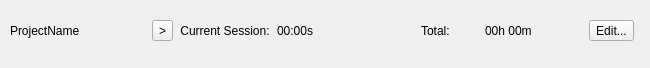
aseiis/epochplusplus, file ui/ProjectWidget.ui: the form before one commit.
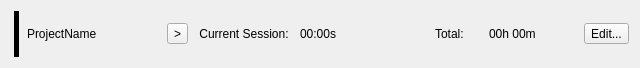
The form after the commit. Icons and pictures are not drawn.

Commit message: feat: minimal application styling => added a basic stylesheet for the QScrollArea and custom ProjectWidget (WIP colors) + new random colored line for each project card for better identification + ProjectWidget.ui simplification

What changed in the file:
```diff
--- a/ui/ProjectWidget.ui
+++ b/ui/ProjectWidget.ui
@@ -6,7 +6,7 @@
    <rect>
     <x>0</x>
     <y>0</y>
-    <width>650</width>
+    <width>640</width>
     <height>68</height>
    </rect>
   </property>
@@ -18,46 +18,39 @@
   </property>
   <property name="minimumSize">
    <size>
-    <width>650</width>
+    <width>640</width>
     <height>68</height>
    </size>
   </property>
   <property name="maximumSize">
    <size>
-    <width>650</width>
+    <width>640</width>
     <height>68</height>
    </size>
   </property>
   <property name="windowTitle">
    <string>Form</string>
   </property>
-  <widget class="QWidget" name="verticalLayoutWidget_2">
-   <property name="geometry">
-    <rect>
-     <x>0</x>
-     <y>0</y>
-     <width>644</width>
-     <height>61</height>
-    </rect>
-   </property>
-   <layout class="QVBoxLayout" name="MainProjectContainer">
-    <property name="spacing">
-     <number>2</number>
-    </property>
+  <layout class="QHBoxLayout" name="horizontalLayout">
     <item>
-     <layout class="QHBoxLayout" name="MainProjectLayout">
-      <property name="leftMargin">
-       <number>10</number>
-      </property>
-      <property name="topMargin">
-       <number>2</number>
-      </property>
-      <property name="rightMargin">
-       <number>10</number>
-      </property>
-      <property name="bottomMargin">
-       <number>2</number>
-      </property>
+    <widget class="Line" name="line">
+     <property name="minimumSize">
+      <size>
+       <width>10</width>
+       <height>0</height>
+      </size>
+     </property>
+     <property name="frameShadow">
+      <enum>QFrame::Plain</enum>
+     </property>
+     <property name="lineWidth">
+      <number>5</number>
+     </property>
+     <property name="orientation">
+      <enum>Qt::Vertical</enum>
+     </property>
+    </widget>
+   </item>
       <item>
        <widget class="QLabel" name="projectNameLabel">
         <property name="minimumSize">
@@ -90,7 +83,7 @@
         </property>
         <property name="sizeHint" stdset="0">
          <size>
-          <width>40</width>
+       <width>34</width>
           <height>20</height>
          </size>
         </property>
@@ -98,9 +91,25 @@
       </item>
       <item>
        <widget class="QToolButton" name="playButton">
+     <property name="minimumSize">
+      <size>
+       <width>16</width>
+       <height>16</height>
+      </size>
+     </property>
         <property name="text">
          <string>&gt;</string>
         </property>
+     <property name="icon">
+      <iconset>
+       <normaloff>:/icons/icons/play-solid.svg</normaloff>:/icons/icons/play-solid.svg</iconset>
+     </property>
+     <property name="iconSize">
+      <size>
+       <width>16</width>
+       <height>16</height>
+      </size>
+     </property>
        </widget>
       </item>
       <item>
@@ -202,9 +211,6 @@
        </widget>
       </item>
      </layout>
-    </item>
-   </layout>
-  </widget>
  </widget>
  <resources/>
  <connections/>
```
Lines whose indentation alone changed are shown as unchanged. The commit also changes 15 other files.
